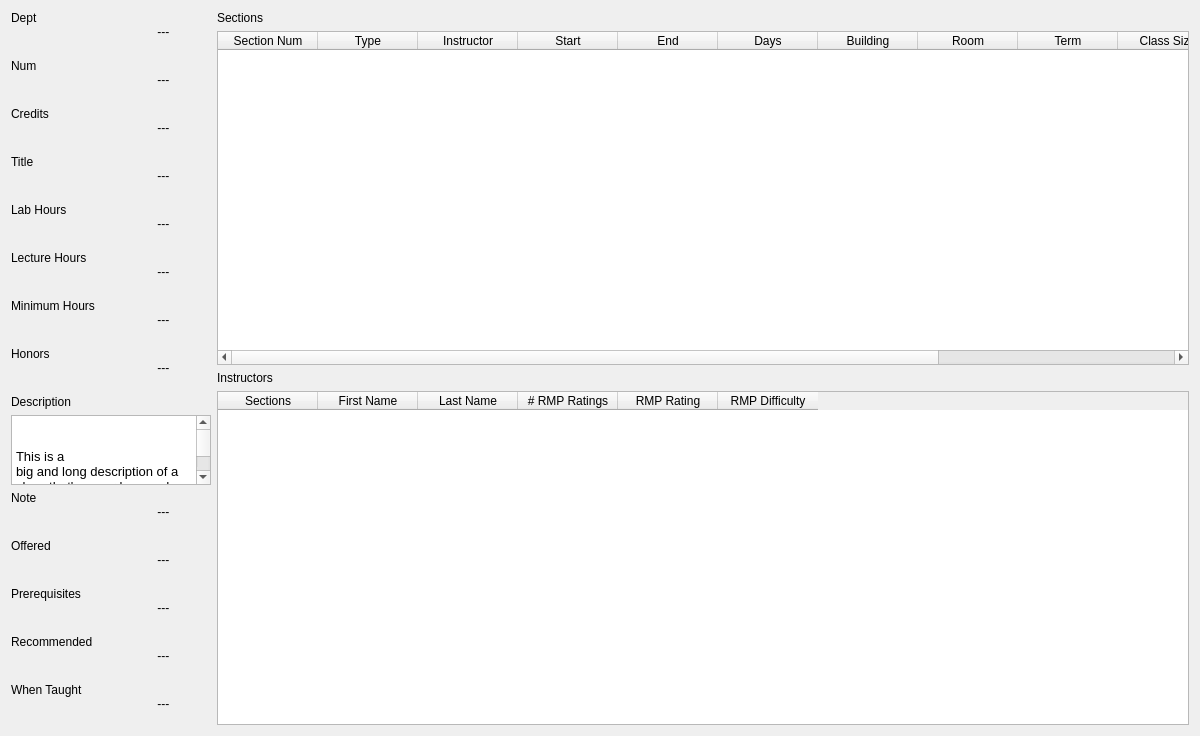
Old version of the form UI/course_dialog.ui in the repository rcxwhiz/BYUScheduler2.
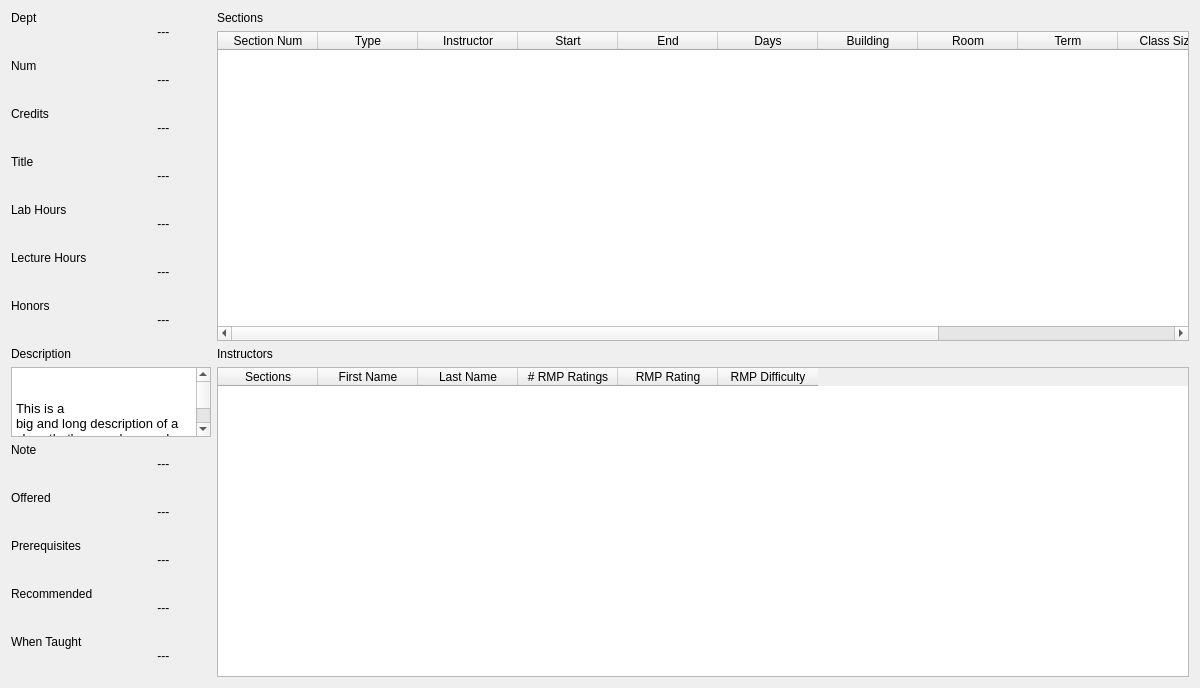
New version of the form.

Commit message: browsing courses is mostly working

```diff
--- a/UI/course_dialog.ui
+++ b/UI/course_dialog.ui
@@ -73,16 +73,7 @@
                                 </widget>
                             </item>
                             <item>
-                                <widget class="QLabel" name="label_16">
-                                    <property name="text">
-                                        <string>Minimum Hours
-                                            ---
-                                        </string>
-                                    </property>
-                                </widget>
-                            </item>
-                            <item>
-                                <widget class="QLabel" name="label_9">
+                                <widget class="QLabel" name="indi_honors_label">
                                     <property name="text">
                                         <string>Honors
                                             ---
```
Left out of the diff: 37 changed lines with no effect on the pictures. The commit also changes 6 other files.
